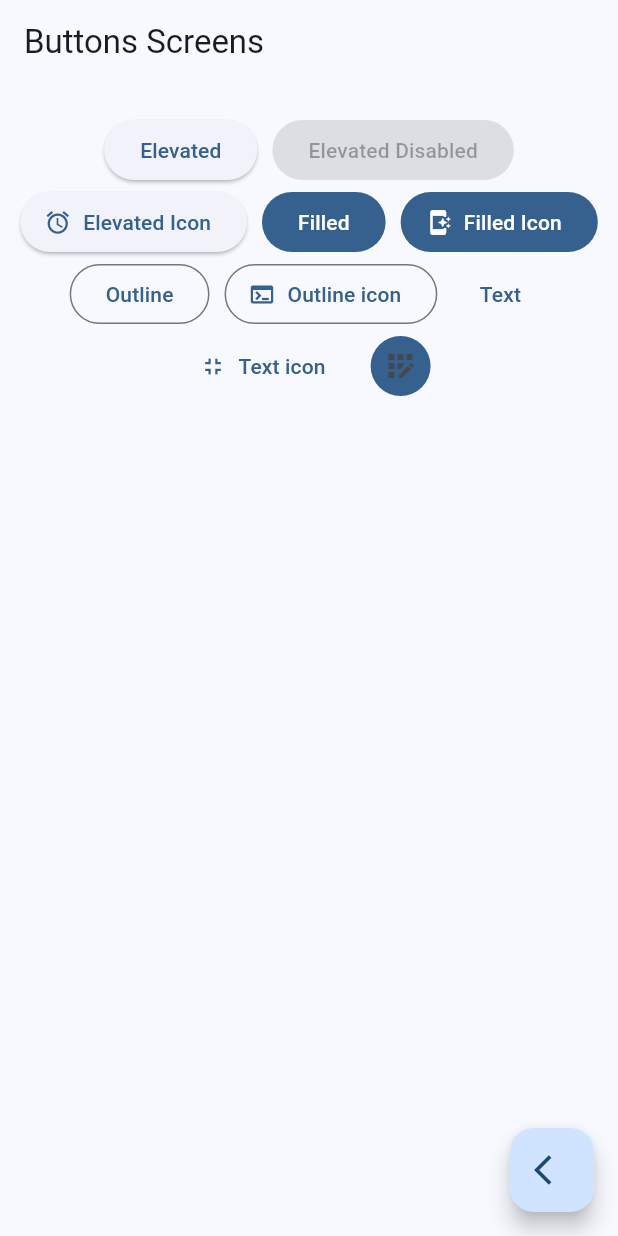
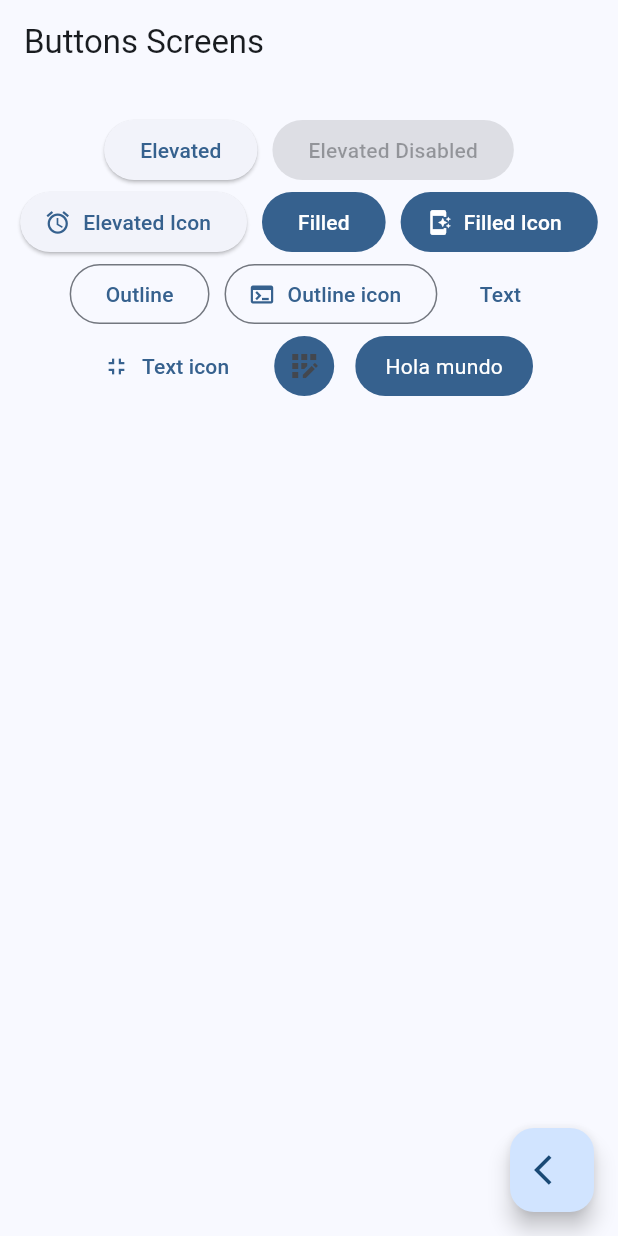
Before and after one commit to jgravier1/widgets_app, a Flutter app: the ButtonsScreen screen opened by its route, on a phone screen of 412 x 824 dp. Run offline on Flutter 3.47's test engine with Material 3 defaults, Android fonts, the phone set to English and light mode, and no system bars; our stand-ins replace go_router.

Commit message:
feat: Add Custom Button

```diff
--- a/lib/presentation/screens/buttons/buttons_screen.dart
+++ b/lib/presentation/screens/buttons/buttons_screen.dart
@@ -1,6 +1,5 @@
 import 'package:flutter/material.dart';
 import 'package:go_router/go_router.dart';
-import 'package:widgets_app/config/themes/app_theme.dart';
 
 class ButtonsScreen extends StatelessWidget {
   static  const name = 'buttons_screens';
@@ -54,7 +53,8 @@ class _ButtonsScreen extends StatelessWidget {
             // Todo: custom button
             IconButton(onPressed: () {}, icon: const Icon(Icons.app_registration_outlined), style: ButtonStyle(
               backgroundColor: WidgetStatePropertyAll(colors.primary)
-            ),)
+            ),),
+            const CustomButtons()
 
           ],
         ),
@@ -62,3 +62,26 @@ class _ButtonsScreen extends StatelessWidget {
     );
   }
 }
+
+
+class CustomButtons extends StatelessWidget {
+  const CustomButtons({super.key});
+
+  @override
+  Widget build(BuildContext context) {
+    final colors = Theme.of(context).colorScheme;
+    return ClipRRect(
+      borderRadius: BorderRadius.circular(20),
+      child: Material(
+        color: colors.primary,
+        child: InkWell(
+          onTap: () {},
+          child: const Padding(
+            padding: EdgeInsets.symmetric(horizontal: 20,vertical: 10),
+            child: Text('Hola mundo', style: TextStyle(color: Colors.white),),
+          ),
+        ),
+      ),
+    );
+  }
+}
```
